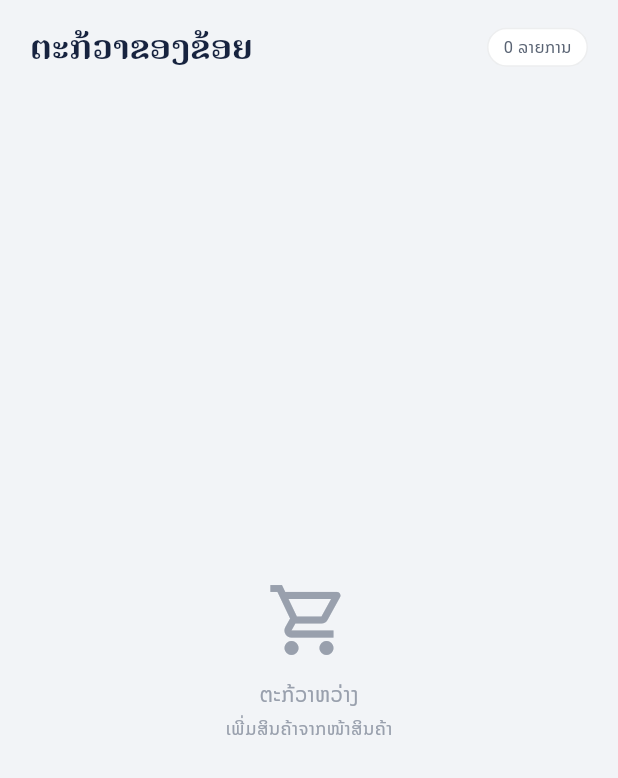
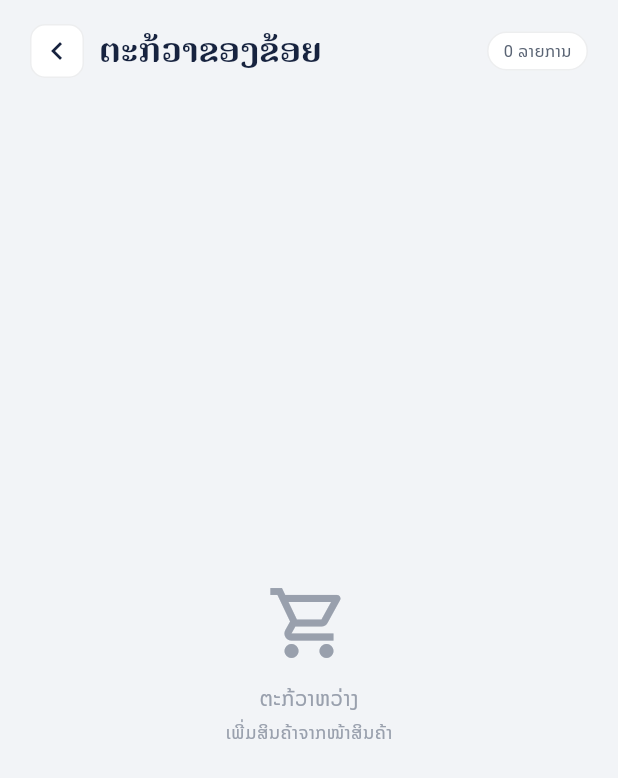
Before and after one commit to Banklil/filby_coffee, a Flutter app: the CartScreen screen opened directly, on a phone screen of 412 x 824 dp. Shown: the top 778 px of the screen. Run offline on Flutter 3.47's test engine with Material 3 defaults, Android fonts, the phone set to English and light mode, and no system bars; our stand-ins replace flutter_map, geolocator, google_fonts, image_picker, latlong2, shared_preferences; accounts and stored records are empty.

Commit message:
Fix cart: sync products cart badge to CartManager + back button on pushed cart
Co-Authored-By: Claude Opus 4.8 <noreply@anthropic.com>

```diff
--- a/lib/screens/cart_screen.dart
+++ b/lib/screens/cart_screen.dart
@@ -47,9 +47,28 @@ class _CartScreenState extends State<CartScreen> {
               child: Row(
                 mainAxisAlignment: MainAxisAlignment.spaceBetween,
                 children: [
-                  Text(
-                    'ຕະກ້ວາຂອງຂ້ອຍ',
-                    style: GoogleFonts.notoSerifLao(fontSize: 22, fontWeight: FontWeight.w700, color: FilbyColors.textPrimary),
+                  Row(
+                    children: [
+                      if (Navigator.canPop(context)) ...[
+                        GestureDetector(
+                          onTap: () => Navigator.pop(context),
+                          child: Container(
+                            width: 36, height: 36,
+                            margin: const EdgeInsets.only(right: 10),
+                            decoration: BoxDecoration(
+                              color: FilbyColors.surface,
+                              borderRadius: BorderRadius.circular(10),
+                              border: Border.all(color: FilbyColors.border),
+                            ),
+                            child: const Icon(Icons.chevron_left, color: FilbyColors.textPrimary),
+                          ),
+                        ),
+                      ],
+                      Text(
+                        'ຕະກ້ວາຂອງຂ້ອຍ',
+                        style: GoogleFonts.notoSerifLao(fontSize: 22, fontWeight: FontWeight.w700, color: FilbyColors.textPrimary),
+                      ),
+                    ],
                   ),
                   Container(
                     padding: const EdgeInsets.symmetric(horizontal: 10, vertical: 4),
```
Also changed, not shown: lib/screens/products_screen.dart (+11 -0 lines).
